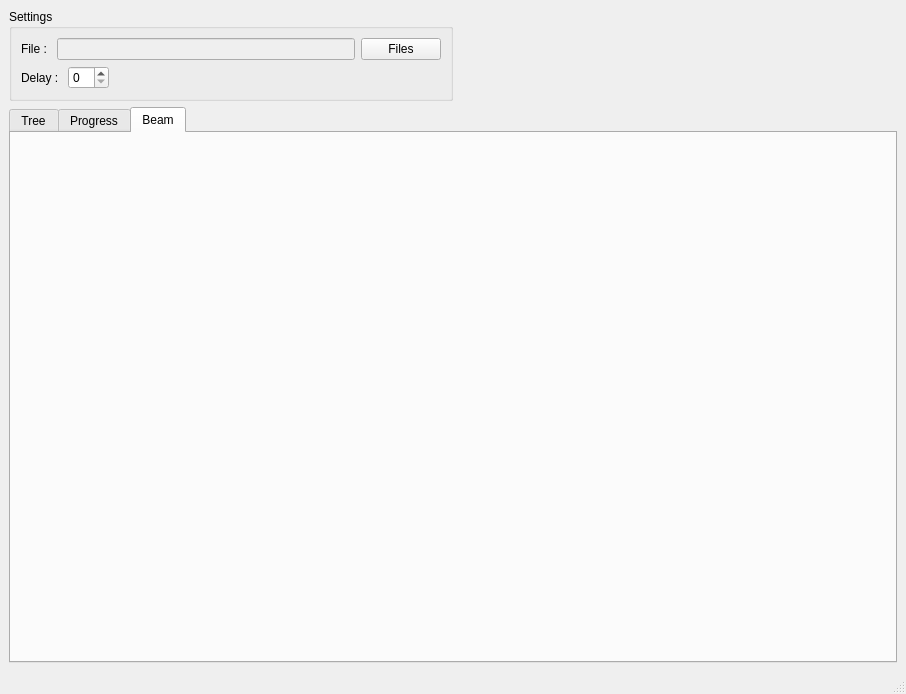
luhumber/krpsim, file src/gui/MainWindow.ui: the form before one commit.
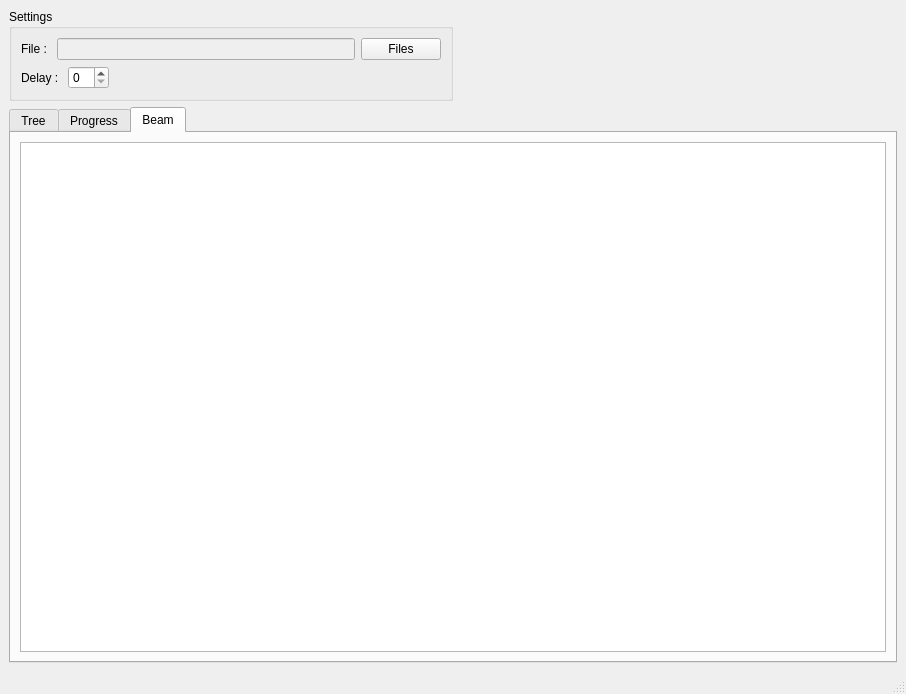
The form after the commit. The open tabs and pages were chosen to show the change. Custom widgets are drawn as their Qt base class.

Commit message: Beam Table View

```diff
--- a/src/gui/MainWindow.ui
+++ b/src/gui/MainWindow.ui
@@ -158,6 +158,11 @@
        <attribute name="title">
         <string>Beam</string>
        </attribute>
+       <layout class="QVBoxLayout" name="verticalLayout_4">
+        <item>
+         <widget class="BeamTableView" name="beamTableView"/>
+        </item>
+       </layout>
       </widget>
      </widget>
     </item>
@@ -193,6 +198,11 @@
    <header>BarChartWidget.h</header>
    <container>1</container>
   </customwidget>
+  <customwidget>
+   <class>BeamTableView</class>
+   <extends>QTableView</extends>
+   <header>BeamTableView.h</header>
+  </customwidget>
  </customwidgets>
  <resources/>
  <connections/>
```
Left out of the diff: 2 changed lines with no effect on the pictures. The commit also changes 5 other files.
